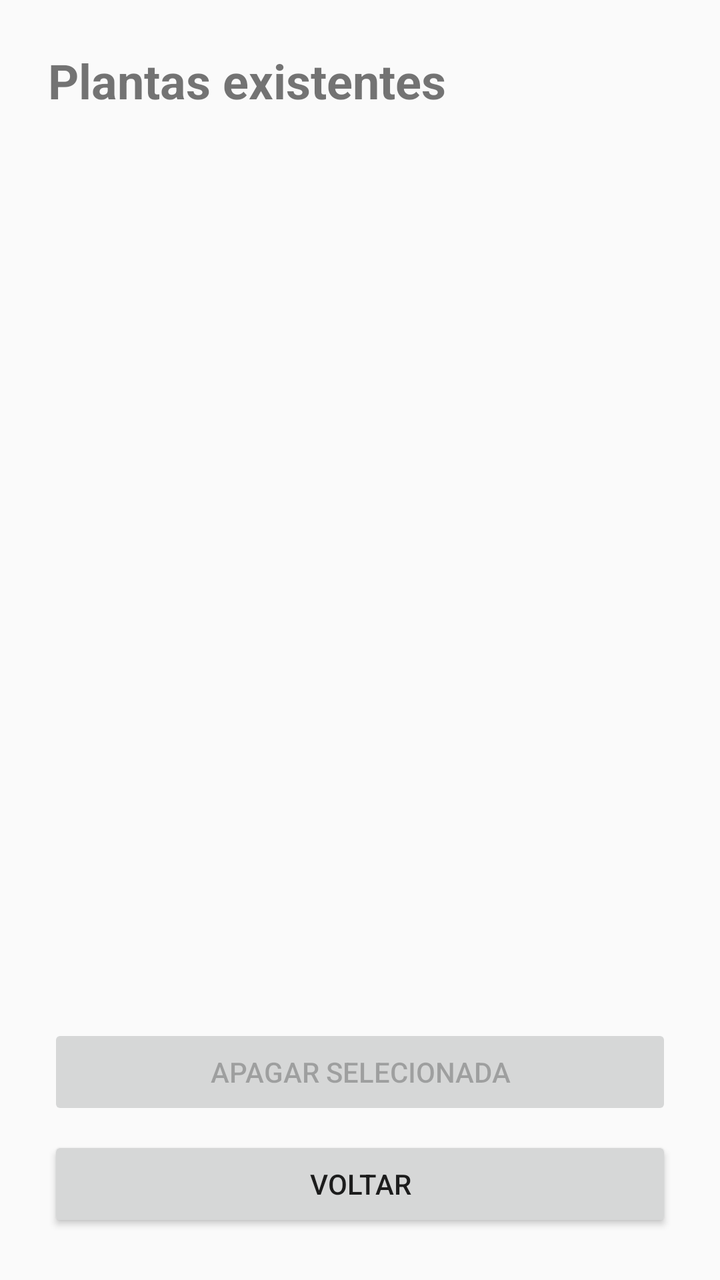
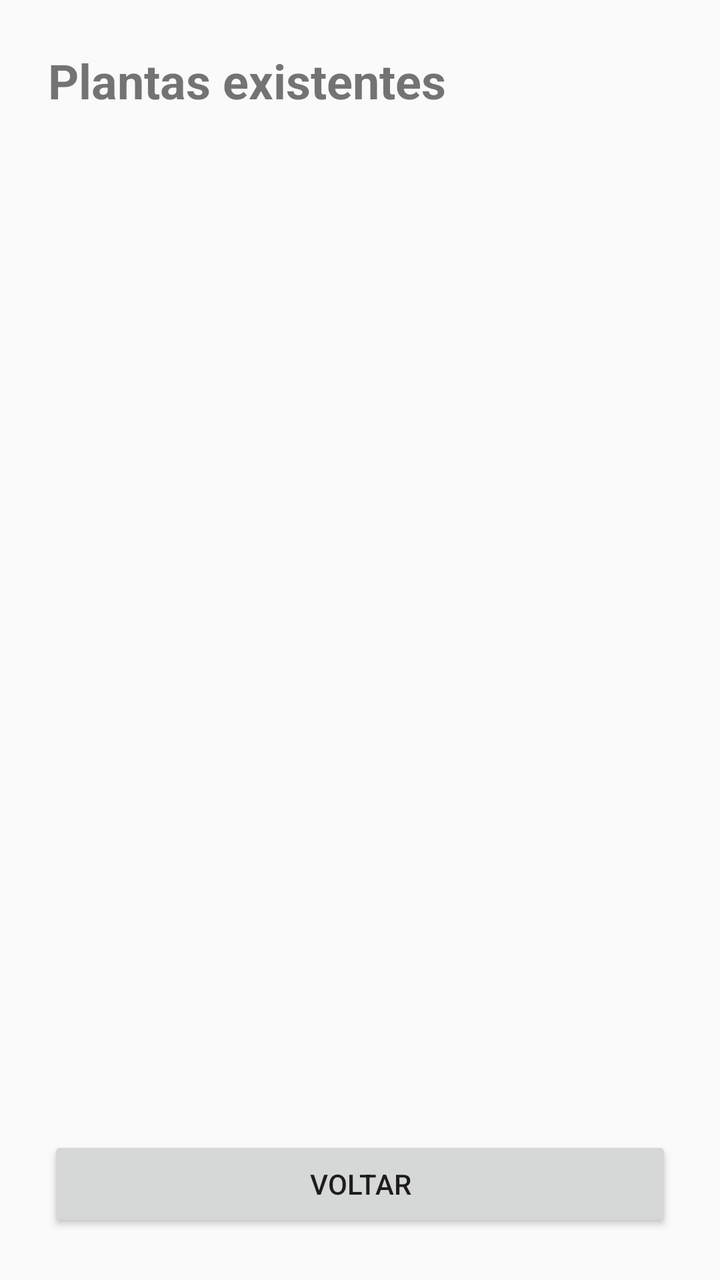

Compare the two renders of this Android layout. The source of the first and the diff that turns it into the second are given below.
<!-- AndroidManifest.xml: application theme Theme.ProjectDroid -->
<!-- res/layout/activity_plantas.xml -->
<?xml version="1.0" encoding="utf-8"?>
<LinearLayout
    xmlns:android="http://schemas.android.com/apk/res/android"
    android:layout_width="match_parent"
    android:layout_height="match_parent"
    android:orientation="vertical"
    android:padding="24dp">

    <TextView
        android:layout_width="wrap_content"
        android:layout_height="wrap_content"
        android:text="Plantas existentes"
        android:textSize="24sp"
        android:textStyle="bold"
        android:layout_marginBottom="16dp" />

    <ListView
        android:id="@+id/lv_plantas"
        android:layout_width="match_parent"
        android:layout_height="0dp"
        android:layout_weight="1"
        android:layout_marginBottom="16dp" />

    <Button
        android:id="@+id/btn_apagar"
        android:layout_width="match_parent"
        android:layout_height="wrap_content"
        android:layout_marginBottom="8dp"
        android:enabled="false"
        android:text="Apagar selecionada" />

    <Button
        android:id="@+id/btn_voltar"
        android:layout_width="match_parent"
        android:layout_height="wrap_content"
        android:text="Voltar" />

</LinearLayout>
<!-- resources referenced by this layout -->
<resources>
  <style name="Theme.ProjectDroid" parent="Theme.AppCompat.Light.DarkActionBar">
      </style>
</resources>

<!-- the commit's change to res/layout/activity_plantas.xml (unified diff, before → after) -->
@@ -12,7 +12,7 @@
         android:text="Plantas existentes"
         android:textSize="24sp"
         android:textStyle="bold"
-        android:layout_marginBottom="16dp" />
+        android:layout_marginBottom="32dp" />
 
     <ListView
         android:id="@+id/lv_plantas"
@@ -22,14 +22,6 @@
         android:layout_marginBottom="16dp" />
 
     <Button
-        android:id="@+id/btn_apagar"
-        android:layout_width="match_parent"
-        android:layout_height="wrap_content"
-        android:layout_marginBottom="8dp"
-        android:enabled="false"
-        android:text="Apagar selecionada" />
-
-    <Button
         android:id="@+id/btn_voltar"
         android:layout_width="match_parent"
         android:layout_height="wrap_content"
